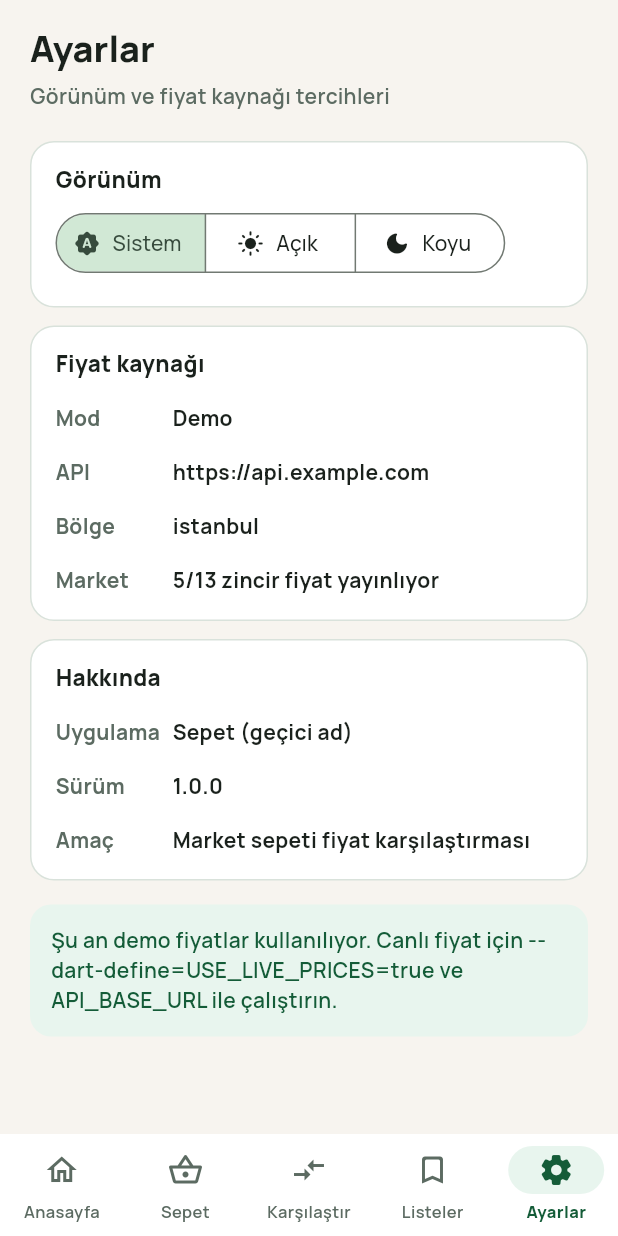
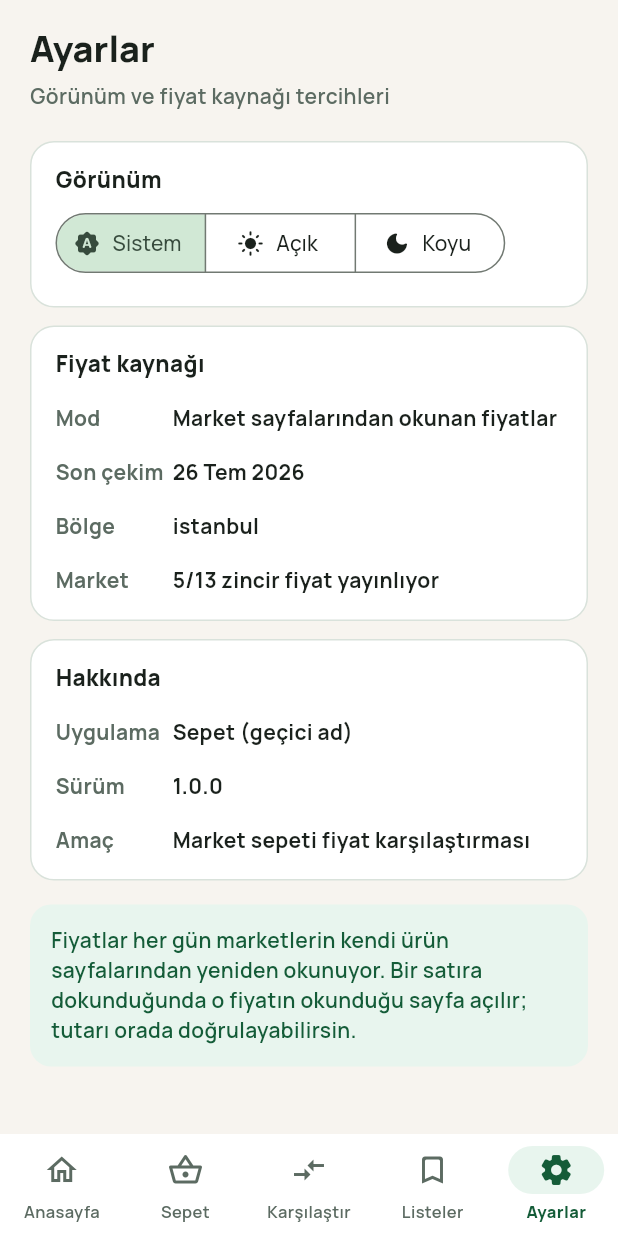
Before and after one commit to ruguikayrit/sepet-karsilastir, a Flutter app: the screen it shows after launch, item 5 of the bottom bar chosen, on a phone screen of 412 x 824 dp. Run offline on Flutter 3.47's test engine with Material 3 defaults, Android fonts, the phone set to English and light mode, and no system bars; our stand-ins replace google_fonts, shared_preferences.

Commit message:
Say in the UI that prices come from market pages, not from a demo set
Ayarlar ekranı artık "Demo" demiyor: fiyatların marketlerin ürün
sayfalarından okunduğunu ve son çekim gününü yazıyor. Ana ekrandaki market
rozetleri de yalnızca karşılaştırmaya giren zincirleri gösteriyor.

Co-authored-by: ruguikayrit <tiryakiugur@yahoo.com>

```diff
--- a/lib/screens/home_screen.dart
+++ b/lib/screens/home_screen.dart
@@ -244,7 +244,11 @@ class HomeScreen extends StatelessWidget {
             ),
             const SizedBox(height: 10),
             ...MarketSegment.values.map((segment) {
-              final markets = Market.bySegment(segment);
+              // Yalnızca fiyatını yayınlayanlar: rozetler karşılaştırmaya
+              // giren marketleri göstermeli.
+              final markets = Market.bySegment(segment)
+                  .where((m) => m.publishesPrices)
+                  .toList();
               if (markets.isEmpty) return const SizedBox.shrink();
               return Padding(
                 padding: const EdgeInsets.only(bottom: 12),
--- a/lib/screens/settings_screen.dart
+++ b/lib/screens/settings_screen.dart
@@ -2,9 +2,11 @@ import 'package:flutter/material.dart';
 import 'package:provider/provider.dart';
 
 import '../config/app_config.dart';
+import '../data/price_book.dart';
 import '../models/market.dart';
 import '../state/settings_controller.dart';
 import '../theme/app_theme.dart';
+import '../utils/dates.dart';
 
 class SettingsScreen extends StatelessWidget {
   const SettingsScreen({super.key});
@@ -63,11 +65,13 @@ class SettingsScreen extends StatelessWidget {
               children: [
                 _InfoRow(
                   label: 'Mod',
-                  value: AppConfig.useLivePrices ? 'Canlı' : 'Demo',
+                  value: AppConfig.useLivePrices
+                      ? 'Canlı'
+                      : 'Market sayfalarından okunan fiyatlar',
                 ),
                 _InfoRow(
-                  label: 'API',
-                  value: AppConfig.apiBaseUrl,
+                  label: 'Son çekim',
+                  value: _fetchedAt,
                 ),
                 _InfoRow(
                   label: 'Bölge',
@@ -75,7 +79,8 @@ class SettingsScreen extends StatelessWidget {
                 ),
                 _InfoRow(
                   label: 'Market',
-                  value: '${Market.priced.length}/${Market.all.length} zincir fiyat yayınlıyor',
+                  value: '${Market.priced.length}/${Market.all.length} zincir '
+                      'fiyat yayınlıyor',
                 ),
               ],
             ),
@@ -102,9 +107,9 @@ class SettingsScreen extends StatelessWidget {
                 AppConfig.useLivePrices
                     ? 'Canlı fiyat modu açık. Backend yanıt vermezse kısmi '
                         'sonuçlar gösterilir.'
-                    : 'Şu an demo fiyatlar kullanılıyor. Canlı fiyat için '
-                        '--dart-define=USE_LIVE_PRICES=true ve API_BASE_URL '
-                        'ile çalıştırın.',
+                    : 'Fiyatlar her gün marketlerin kendi ürün sayfalarından '
+                        'yeniden okunuyor. Bir satıra dokunduğunda o fiyatın '
+                        'okunduğu sayfa açılır; tutarı orada doğrulayabilirsin.',
                 style: TextStyle(
                   fontWeight: FontWeight.w600,
                   height: 1.4,
@@ -116,6 +121,12 @@ class SettingsScreen extends StatelessWidget {
         ),
       ),
     );
+  }
+
+  /// Fiyat defterinin çekildiği gün.
+  static String get _fetchedAt {
+    final parsed = DateTime.tryParse(priceBookFetchedAt);
+    return parsed == null ? priceBookFetchedAt : formatDateTr(parsed);
   }
 }
 
```
